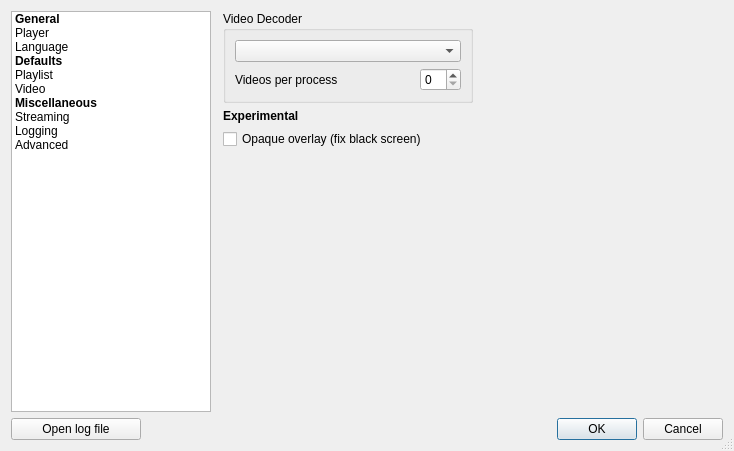
First picture: the form in resources/ui/settings_dialog.ui, repository vzhd1701/gridplayer, before the edit.
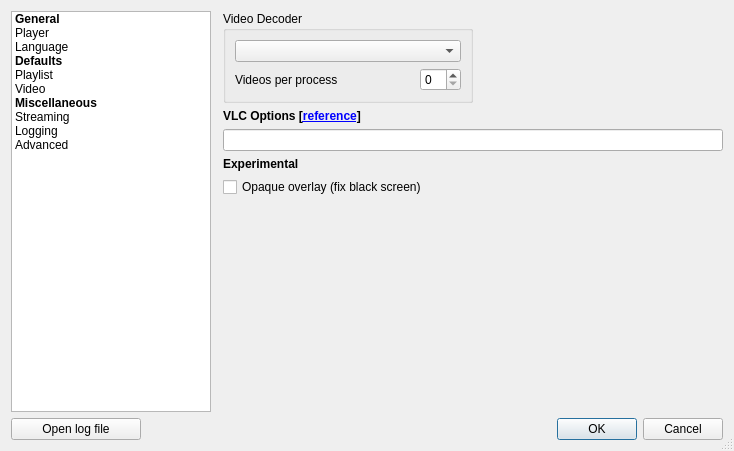
Second picture: the form after the edit. The open tabs and pages were chosen to show the change. Custom widgets are drawn as their Qt base class.

Commit message: feat: add setting for custom VLC options

What changed in the file:
```diff
--- a/resources/ui/settings_dialog.ui
+++ b/resources/ui/settings_dialog.ui
@@ -686,6 +686,22 @@
            </layout>
           </widget>
          </item>
+         <item>
+          <widget class="QLabel" name="label_9">
+           <property name="font">
+            <font>
+             <weight>75</weight>
+             <bold>true</bold>
+            </font>
+           </property>
+           <property name="text">
+            <string>VLC Options [&lt;a href=&quot;https://wiki.videolan.org/VLC_command-line_help/&quot;&gt;reference&lt;/a&gt;]</string>
+           </property>
+          </widget>
+         </item>
+         <item>
+          <widget class="QLineEdit" name="miscVLCOptions"/>
+         </item>
          <item>
           <widget class="QLabel" name="section_misc">
            <property name="font">
```
Left out of the diff: 5 changed lines with no effect on the pictures. The commit also changes 5 other files.
